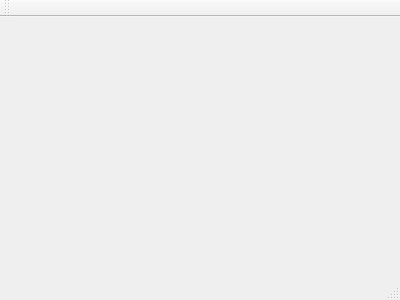
Qt form mainwindow.ui (ikryukov/QtVulkan) before a commit.
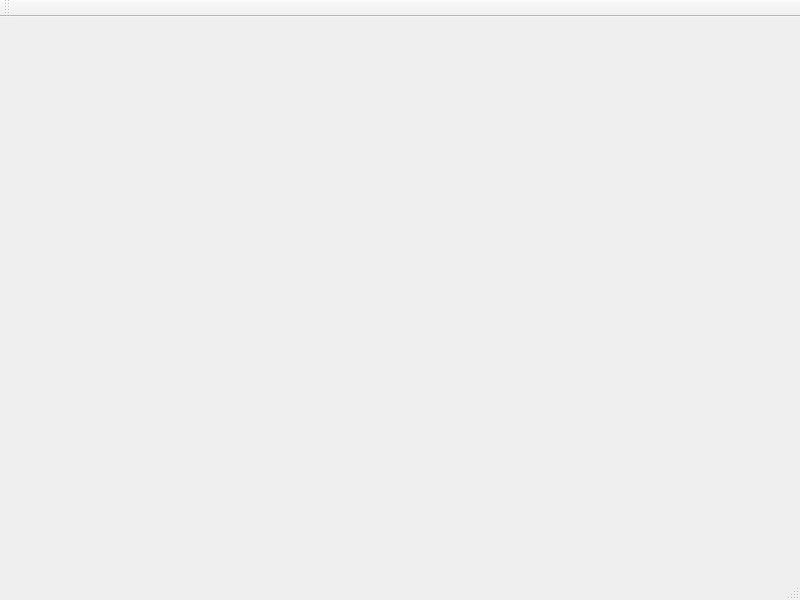
The same form after that commit.

Commit message: new default window size

Patch:
```diff
--- a/mainwindow.ui
+++ b/mainwindow.ui
@@ -5,8 +5,8 @@
    <rect>
     <x>0</x>
     <y>0</y>
-    <width>400</width>
-    <height>300</height>
+    <width>800</width>
+    <height>600</height>
    </rect>
   </property>
   <property name="windowTitle" >
```
